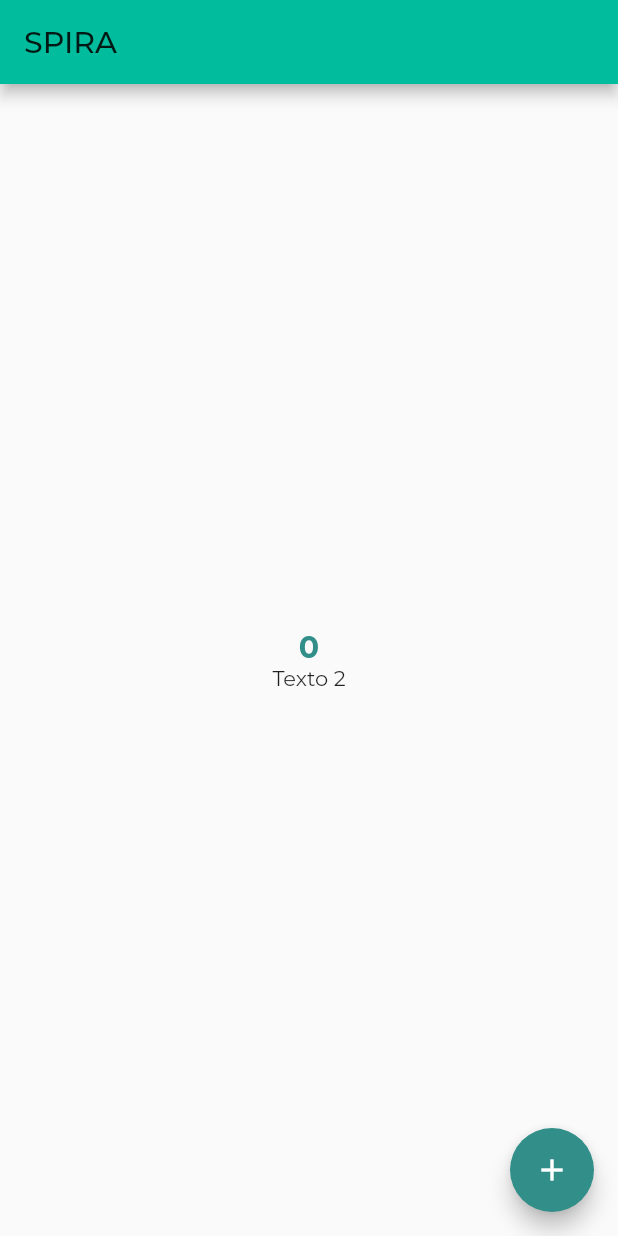
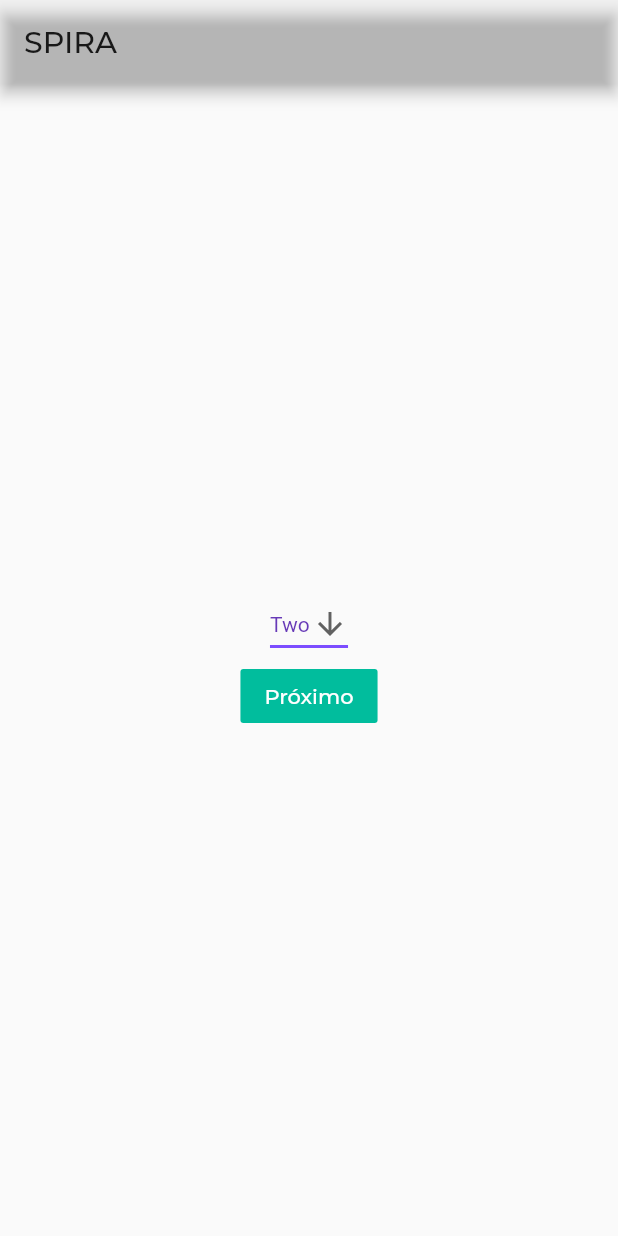
Before and after one commit to spirabr/app, a Flutter app: the screen it shows after launch, on a phone screen of 412 x 824 dp. Run offline on Flutter 3.47's test engine with Material 2 defaults, Android fonts, the phone set to English and light mode, and no system bars; project files that could hold a hidden picture were left out.

Commit message:
feat: create home
Signed-off-by: Alexia Scheffer <ac.scheffer@usp.br>
Signed-off-by: Matheus Santos <mattsantos.conce@gmail.com>
Signed-off-by: Renato Cordeiro Ferreira <renato.cferreira@hotmail.com>
Signed-off-by: Ricardo Kojo <ricardokojo7@gmail.com>
Signed-off-by: Thais Lasso <thlasso@usp.br>
Signed-off-by: Vinicius Pereira <vini.gpereira2014@gmail.com>
Signed-off-by: Wander Souza <wanderdasouza@gmail.com>

```diff
--- a/lib/main.dart
+++ b/lib/main.dart
@@ -1,5 +1,6 @@
 import 'package:flutter/material.dart';
 import 'constants.dart';
+import 'novaColeta.dart';
 
 void main() {
   runApp(MyApp());
@@ -28,19 +29,14 @@ class Home extends StatefulWidget {
 }
 
 class _HomeState extends State<Home> {
-  var _counter = 0;
-
-  _onClickHandler() {
-    setState(() {
-      this._counter += 1;
-    });
-  }
+  String dropdownValue = "Two";
 
   @override
   Widget build(BuildContext context) {
     return Scaffold(
       appBar: AppBar(
         title: Text("SPIRA"),
+        backgroundColor: Colors.transparent,
       ),
       body: Container(
         width: double.infinity,
@@ -48,21 +44,41 @@ class _HomeState extends State<Home> {
           mainAxisAlignment: MainAxisAlignment.center,
           crossAxisAlignment: CrossAxisAlignment.center,
           children: [
-            Text(
-              '$_counter',
-              style: TextStyle(
-                color: darkGreen,
-                fontSize: 20,
-                fontWeight: FontWeight.bold,
+            DropdownButton<String>(
+              value: dropdownValue,
+              icon: Icon(Icons.arrow_downward),
+              iconSize: 24,
+              elevation: 16,
+              style: TextStyle(color: Colors.deepPurple),
+              underline: Container(
+                height: 2,
+                color: Colors.deepPurpleAccent,
               ),
+              onChanged: (String newValue) {
+                setState(() {
+                  dropdownValue = newValue;
+                });
+              },
+              items: <String>['One', 'Two', 'Free', 'Four']
+                  .map<DropdownMenuItem<String>>((String value) {
+                return DropdownMenuItem<String>(
+                  value: value,
+                  child: Text(value),
+                );
+              }).toList(),
             ),
-            Text("Texto 2")
+            FlatButton(
+              onPressed: () {
+                Navigator.of(context)
+                    .push(MaterialPageRoute(builder: (context) {
+                  return NovaColeta(dropdownValue);
+                }));
+              },
+              child: Text("Próximo", style: TextStyle(color: Colors.white)),
+              color: Theme.of(context).primaryColor,
+            )
           ],
         ),
-      ),
-      floatingActionButton: FloatingActionButton(
-        onPressed: _onClickHandler,
-        child: Icon(Icons.add),
       ),
     );
   }
```
